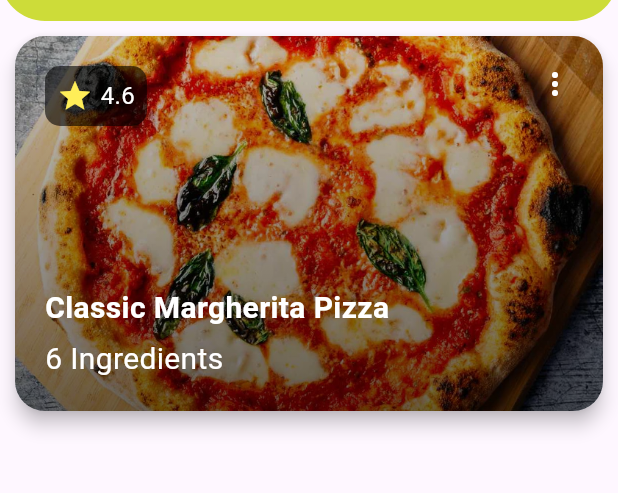
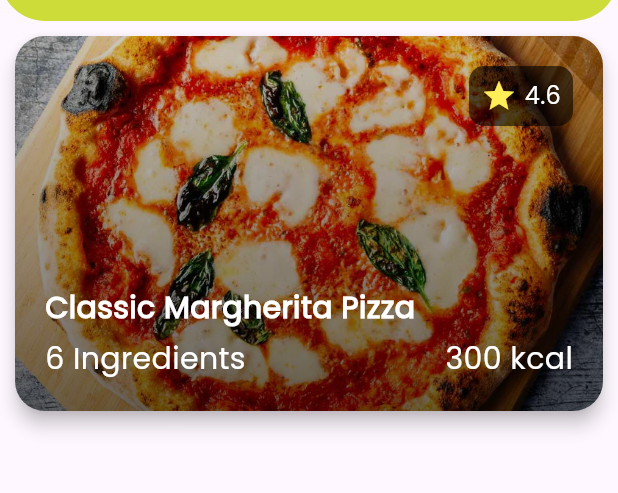
Before and after one commit to rababhamdyy/tasty_bites_app, a Flutter app: the screen it shows after launch, on a phone screen of 412 x 824 dp, the part 63-556 px from its top. Run offline on Flutter 3.47's test engine with Material 3 defaults, Android fonts, the phone set to English and light mode, and no system bars.

Commit message:
edit reciepe card

```diff
--- a/lib/widgets/reciepe_widget.dart
+++ b/lib/widgets/reciepe_widget.dart
@@ -39,7 +39,7 @@ class ReciepeWidget extends StatelessWidget {
             ),
             Positioned(
               top: 20,
-              left: 20,
+              right: 20,
               child: Container(
                 padding: EdgeInsets.all(8),
                 decoration: BoxDecoration(
@@ -52,16 +52,15 @@ class ReciepeWidget extends StatelessWidget {
                     SizedBox(width: 5),
                     Text(
                       '4.6',
-                      style: TextStyle(color: Colors.white, fontSize: 16),
+                      style: TextStyle(
+                        color: Colors.white,
+                        fontSize: 16,
+                        fontFamily: 'Poppins',
+                      ),
                     ),
                   ],
                 ),
               ),
-            ),
-            Positioned(
-              top: 20,
-              right: 20,
-              child: Icon(Icons.more_vert, color: Colors.white),
             ),
             Positioned(
               bottom: 20,
@@ -75,6 +74,7 @@ class ReciepeWidget extends StatelessWidget {
                       color: Colors.white,
                       fontSize: 20,
                       fontWeight: FontWeight.w700,
+                      fontFamily: 'Poppins',
                     ),
                   ),
                   SizedBox(height: 5),
@@ -83,9 +83,22 @@ class ReciepeWidget extends StatelessWidget {
                     style: TextStyle(
                       color: Colors.white,
                       fontSize: 20,
+                      fontFamily: 'Poppins',
                     ),
                   ),
                 ],
+              ),
+            ),
+            Positioned(
+              right: 20,
+              bottom: 20,
+              child: Text(
+                "300 kcal",
+                style: TextStyle(
+                  color: Colors.white,
+                  fontSize: 20,
+                  fontFamily: 'Poppins',
+                ),
               ),
             ),
           ],
```
Also changed, not shown: pubspec.yaml (+5 -11 lines), assets/fonts/Poppins-Regular.ttf (added).
